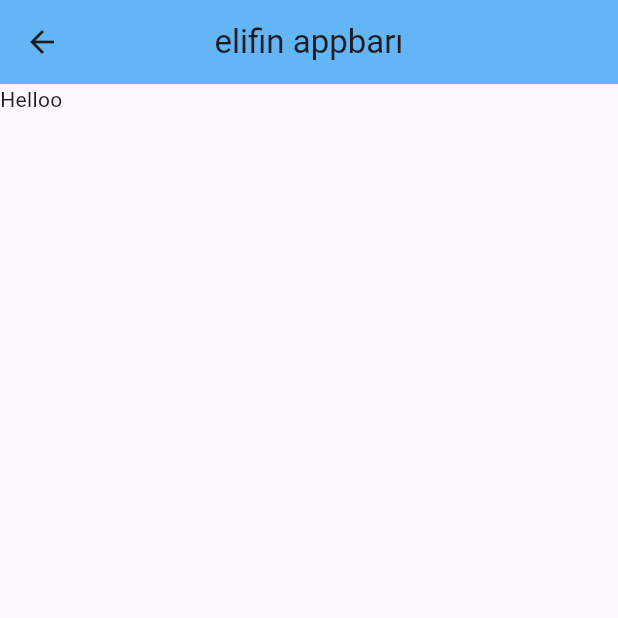
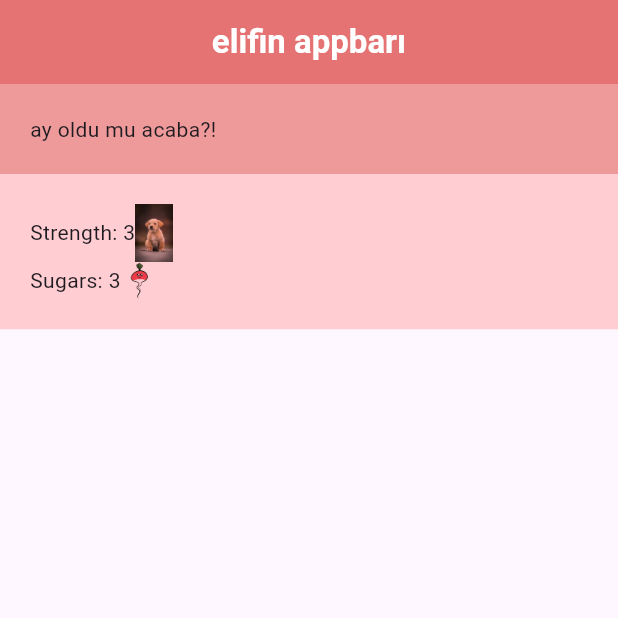
Before and after one commit to elifnurdemir/FlutterCoffeePref, a Flutter app: the Home screen opened directly, on a phone screen of 412 x 824 dp, the top half of it. Run offline on Flutter 3.47's test engine with Material 3 defaults, Android fonts, the phone set to English and light mode, and no system bars.

Commit message:
sandbox updated

```diff
--- /dev/null
+++ b/lib/coffee_prefs.dart
@@ -0,0 +1,37 @@
+import 'package:flutter/material.dart';
+
+class CoffeePrefs extends StatelessWidget {
+  const CoffeePrefs({super.key});
+
+  @override
+  Widget build(BuildContext context) {
+    return Column(
+      children: [
+        Row(
+          children: [
+           const Text('Strength: '),
+           const Text('3'),
+            Image.asset('assets/img/dog.jpeg',
+            width: 25,
+              color: Colors.red[100],
+              colorBlendMode: BlendMode.multiply,
+            ),
+           const SizedBox(width: 50),
+          ],
+        ),
+        Row(
+          children: [
+           const Text('Sugars: '),
+            const Text('3'),
+            Image.asset('assets/img/mini.jpg',
+            width: 25,
+              color: Colors.red[100],
+              colorBlendMode: BlendMode.multiply,
+            ),
+            const SizedBox(width: 50),
+          ],
+        ),
+      ],
+    );
+  }
+}
--- a/lib/home.dart
+++ b/lib/home.dart
@@ -1,4 +1,5 @@
 import 'package:flutter/material.dart';
+import 'package:music_player/coffee_prefs.dart';
 
 class Home extends StatelessWidget {
   const Home({super.key});
@@ -7,11 +8,29 @@ class Home extends StatelessWidget {
   Widget build(BuildContext context) {
     return Scaffold(
       appBar: AppBar(
-        title: Text('elifin appbarı'),
-        backgroundColor: Colors.blue[300],
+        title: Text('elifin appbarı', style: TextStyle(
+          color: Colors.white,
+          fontWeight: FontWeight.bold
+        ),),
+        backgroundColor: Colors.red[300],
         centerTitle: true,
       ),
-      body: const Text('Helloo'),
+      body: Column(
+        crossAxisAlignment: CrossAxisAlignment.stretch,
+        children: [
+          Container(
+            color: Colors.red[200],
+            padding: const EdgeInsets.all(20),
+            child: const Text('ay oldu mu acaba?!'),
+          ),
+          Container(
+            color: Colors.red[100],
+            padding: const EdgeInsets.all(20),
+            child: const CoffeePrefs(),
+          ),
+
+        ],
+      ),
     );
   }
 }
```
Also changed, not shown: lib/main.dart (+22 -2 lines), pubspec.yaml (+4 -68 lines), assets/img/dog.jpeg (added), assets/img/mini.jpg (added).
